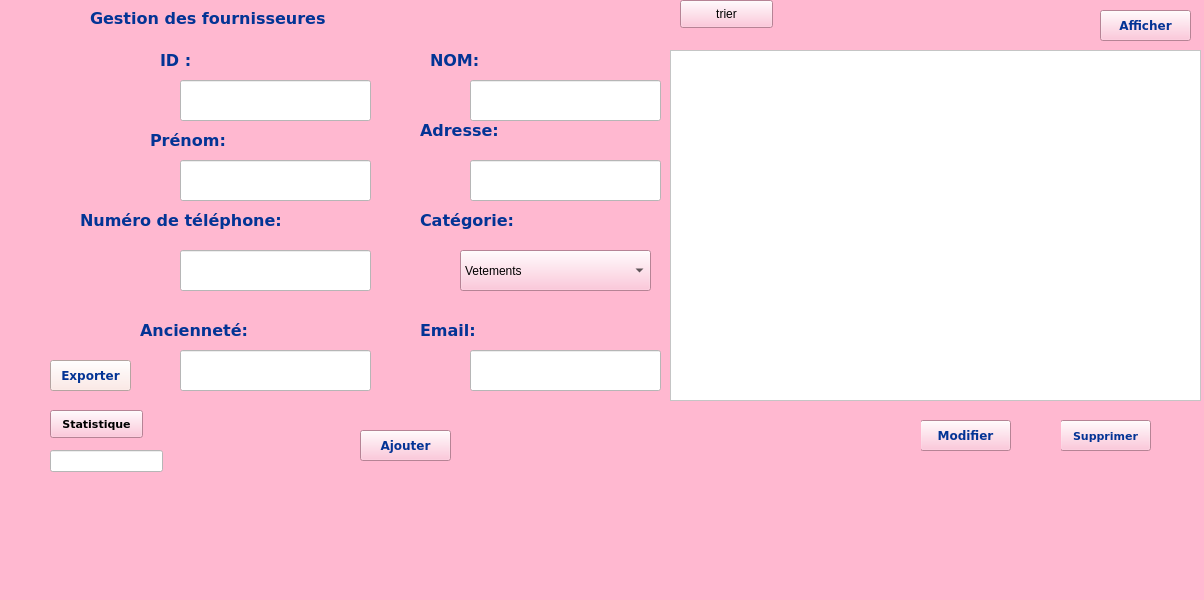
This is mainwindow.ui in 24-25PCPP2A27/projet2a-2a27-smart-clothing-store as Qt 5 draws it before an edit. The edited form follows.
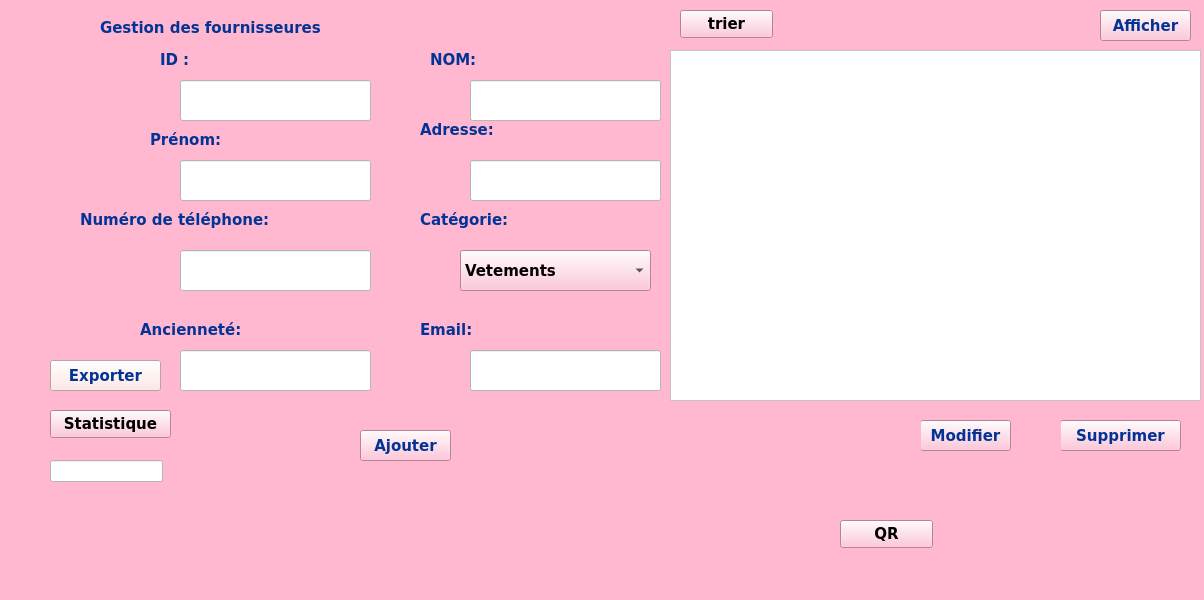
This is the edited form. Icons and pictures are not drawn.

Patch:
```diff
--- a/mainwindow.ui
+++ b/mainwindow.ui
@@ -347,7 +347,7 @@
     <property name="font">
      <font>
       <family>Verdana</family>
-      <pointsize>9</pointsize>
+      <pointsize>11</pointsize>
       <weight>75</weight>
       <bold>true</bold>
      </font>
@@ -2096,7 +2096,7 @@
     <property name="font">
      <font>
       <family>Verdana</family>
-      <pointsize>9</pointsize>
+      <pointsize>11</pointsize>
       <weight>75</weight>
       <bold>true</bold>
      </font>
@@ -2343,7 +2343,7 @@
     <property name="font">
      <font>
       <family>Verdana</family>
-      <pointsize>9</pointsize>
+      <pointsize>11</pointsize>
       <weight>75</weight>
       <bold>true</bold>
      </font>
@@ -2357,7 +2357,7 @@
      <rect>
       <x>1060</x>
       <y>420</y>
-      <width>91</width>
+      <width>121</width>
       <height>31</height>
      </rect>
     </property>
@@ -2590,7 +2590,7 @@
     <property name="font">
      <font>
       <family>Verdana</family>
-      <pointsize>8</pointsize>
+      <pointsize>11</pointsize>
       <weight>75</weight>
       <bold>true</bold>
      </font>
@@ -3334,7 +3334,7 @@
     <property name="font">
      <font>
       <family>Verdana</family>
-      <pointsize>12</pointsize>
+      <pointsize>11</pointsize>
       <weight>75</weight>
       <bold>true</bold>
      </font>
@@ -3581,7 +3581,7 @@
     <property name="font">
      <font>
       <family>Verdana</family>
-      <pointsize>12</pointsize>
+      <pointsize>11</pointsize>
       <weight>75</weight>
       <bold>true</bold>
      </font>
@@ -3828,7 +3828,7 @@
     <property name="font">
      <font>
       <family>Verdana</family>
-      <pointsize>12</pointsize>
+      <pointsize>11</pointsize>
       <weight>75</weight>
       <bold>true</bold>
      </font>
@@ -4075,7 +4075,7 @@
     <property name="font">
      <font>
       <family>Verdana</family>
-      <pointsize>12</pointsize>
+      <pointsize>11</pointsize>
       <weight>75</weight>
       <bold>true</bold>
      </font>
@@ -4322,7 +4322,7 @@
     <property name="font">
      <font>
       <family>Verdana</family>
-      <pointsize>12</pointsize>
+      <pointsize>11</pointsize>
       <weight>75</weight>
       <bold>true</bold>
      </font>
@@ -4569,7 +4569,7 @@
     <property name="font">
      <font>
       <family>Verdana</family>
-      <pointsize>12</pointsize>
+      <pointsize>11</pointsize>
       <weight>75</weight>
       <bold>true</bold>
      </font>
@@ -4816,7 +4816,7 @@
     <property name="font">
      <font>
       <family>Verdana</family>
-      <pointsize>12</pointsize>
+      <pointsize>11</pointsize>
       <weight>75</weight>
       <bold>true</bold>
      </font>
@@ -5063,7 +5063,7 @@
     <property name="font">
      <font>
       <family>Verdana</family>
-      <pointsize>12</pointsize>
+      <pointsize>11</pointsize>
       <weight>75</weight>
       <bold>true</bold>
      </font>
@@ -5100,6 +5100,14 @@
       <height>141</height>
      </rect>
     </property>
+    <property name="font">
+     <font>
+      <family>Verdana</family>
+      <pointsize>11</pointsize>
+      <weight>75</weight>
+      <bold>true</bold>
+     </font>
+    </property>
     <property name="text">
      <string/>
     </property>
@@ -5151,8 +5159,8 @@
    <widget class="QLabel" name="label_7">
     <property name="geometry">
      <rect>
-      <x>90</x>
-      <y>10</y>
+      <x>100</x>
+      <y>20</y>
       <width>341</width>
       <height>16</height>
      </rect>
@@ -5278,7 +5286,7 @@
     <property name="font">
      <font>
       <family>Verdana</family>
-      <pointsize>12</pointsize>
+      <pointsize>11</pointsize>
       <weight>75</weight>
       <bold>true</bold>
      </font>
@@ -5292,7 +5300,7 @@
      <rect>
       <x>50</x>
       <y>360</y>
-      <width>81</width>
+      <width>111</width>
       <height>31</height>
      </rect>
     </property>
@@ -5525,7 +5533,7 @@
     <property name="font">
      <font>
       <family>Verdana</family>
-      <pointsize>9</pointsize>
+      <pointsize>11</pointsize>
       <weight>75</weight>
       <bold>true</bold>
      </font>
@@ -5546,6 +5554,14 @@
       <height>91</height>
      </rect>
     </property>
+    <property name="font">
+     <font>
+      <family>Verdana</family>
+      <pointsize>11</pointsize>
+      <weight>75</weight>
+      <bold>true</bold>
+     </font>
+    </property>
     <property name="text">
      <string/>
     </property>
@@ -5560,11 +5576,19 @@
     <property name="geometry">
      <rect>
       <x>10</x>
-      <y>440</y>
+      <y>460</y>
       <width>31</width>
       <height>31</height>
      </rect>
     </property>
+    <property name="font">
+     <font>
+      <family>Verdana</family>
+      <pointsize>11</pointsize>
+      <weight>75</weight>
+      <bold>true</bold>
+     </font>
+    </property>
     <property name="text">
      <string/>
     </property>
@@ -5618,14 +5642,14 @@
      <rect>
       <x>50</x>
       <y>410</y>
-      <width>93</width>
+      <width>121</width>
       <height>28</height>
      </rect>
     </property>
     <property name="font">
      <font>
       <family>Verdana</family>
-      <pointsize>8</pointsize>
+      <pointsize>11</pointsize>
       <weight>75</weight>
       <bold>true</bold>
      </font>
@@ -5638,11 +5662,19 @@
     <property name="geometry">
      <rect>
       <x>680</x>
-      <y>0</y>
+      <y>10</y>
       <width>93</width>
       <height>28</height>
      </rect>
     </property>
+    <property name="font">
+     <font>
+      <family>Verdana</family>
+      <pointsize>11</pointsize>
+      <weight>75</weight>
+      <bold>true</bold>
+     </font>
+    </property>
     <property name="text">
      <string>trier</string>
     </property>
@@ -5651,11 +5683,19 @@
     <property name="geometry">
      <rect>
       <x>50</x>
-      <y>450</y>
+      <y>460</y>
       <width>113</width>
       <height>22</height>
      </rect>
     </property>
+    <property name="font">
+     <font>
+      <family>Verdana</family>
+      <pointsize>11</pointsize>
+      <weight>75</weight>
+      <bold>true</bold>
+     </font>
+    </property>
     <property name="styleSheet">
      <string notr="true"> background :rgb(255, 255, 255)</string>
     </property>
@@ -5669,6 +5709,14 @@
       <height>41</height>
      </rect>
     </property>
+    <property name="font">
+     <font>
+      <family>Verdana</family>
+      <pointsize>11</pointsize>
+      <weight>75</weight>
+      <bold>true</bold>
+     </font>
+    </property>
     <item>
      <property name="text">
       <string>Vetements</string>
@@ -5690,6 +5738,27 @@
      </property>
     </item>
    </widget>
+   <widget class="QPushButton" name="QR_code">
+    <property name="geometry">
+     <rect>
+      <x>840</x>
+      <y>520</y>
+      <width>93</width>
+      <height>28</height>
+     </rect>
+    </property>
+    <property name="font">
+     <font>
+      <family>Verdana</family>
+      <pointsize>11</pointsize>
+      <weight>75</weight>
+      <bold>true</bold>
+     </font>
+    </property>
+    <property name="text">
+     <string>QR</string>
+    </property>
+   </widget>
    <zorder>label_6</zorder>
    <zorder>label_3</zorder>
    <zorder>email_label</zorder>
```
Left out of the diff: 57 changed lines with no effect on the pictures.
